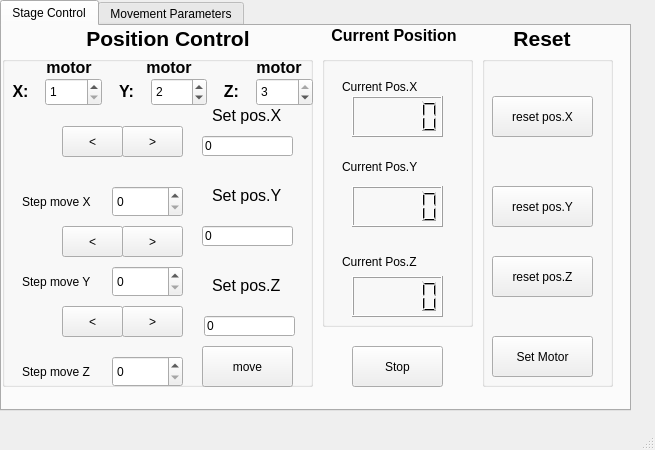
Qt form motor/GUI/XYZWidget.ui (zhixing1996/pytct) before a commit.
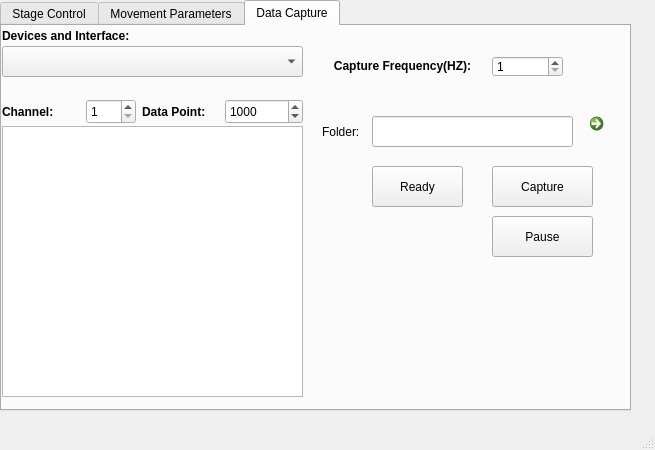
The same form after that commit. The open tabs and pages were chosen to show the change.

Commit message: capture data with TCT stage posotion,without test

```diff
--- a/motor/GUI/XYZWidget.ui
+++ b/motor/GUI/XYZWidget.ui
@@ -1346,6 +1346,233 @@
       </widget>
      </widget>
     </widget>
+    <widget class="QWidget" name="tab_3">
+     <attribute name="title">
+      <string>Data Capture</string>
+     </attribute>
+     <widget class="QCommandLinkButton" name="FolderSet">
+      <property name="geometry">
+       <rect>
+        <x>580</x>
+        <y>80</y>
+        <width>41</width>
+        <height>41</height>
+       </rect>
+      </property>
+      <property name="text">
+       <string/>
+      </property>
+     </widget>
+     <widget class="QPushButton" name="CaptureBut">
+      <property name="geometry">
+       <rect>
+        <x>490</x>
+        <y>140</y>
+        <width>101</width>
+        <height>41</height>
+       </rect>
+      </property>
+      <property name="text">
+       <string>Capture</string>
+      </property>
+     </widget>
+     <widget class="QLabel" name="label_39">
+      <property name="geometry">
+       <rect>
+        <x>320</x>
+        <y>90</y>
+        <width>51</width>
+        <height>31</height>
+       </rect>
+      </property>
+      <property name="text">
+       <string>Folder:</string>
+      </property>
+     </widget>
+     <widget class="QLineEdit" name="FolderText">
+      <property name="geometry">
+       <rect>
+        <x>370</x>
+        <y>90</y>
+        <width>201</width>
+        <height>31</height>
+       </rect>
+      </property>
+     </widget>
+     <widget class="QLabel" name="label_40">
+      <property name="geometry">
+       <rect>
+        <x>0</x>
+        <y>0</y>
+        <width>141</width>
+        <height>21</height>
+       </rect>
+      </property>
+      <property name="text">
+       <string>&lt;html&gt;&lt;head/&gt;&lt;body&gt;&lt;p&gt;&lt;span style=&quot; font-weight:600;&quot;&gt;Devices and Interface:&lt;/span&gt;&lt;/p&gt;&lt;/body&gt;&lt;/html&gt;</string>
+      </property>
+     </widget>
+     <widget class="QComboBox" name="Interface">
+      <property name="geometry">
+       <rect>
+        <x>0</x>
+        <y>20</y>
+        <width>301</width>
+        <height>31</height>
+       </rect>
+      </property>
+      <property name="currentText">
+       <string/>
+      </property>
+     </widget>
+     <widget class="QPushButton" name="ReadyBut">
+      <property name="geometry">
+       <rect>
+        <x>370</x>
+        <y>140</y>
+        <width>91</width>
+        <height>41</height>
+       </rect>
+      </property>
+      <property name="text">
+       <string>Ready</string>
+      </property>
+     </widget>
+     <widget class="QTextEdit" name="InfoText">
+      <property name="geometry">
+       <rect>
+        <x>0</x>
+        <y>100</y>
+        <width>301</width>
+        <height>271</height>
+       </rect>
+      </property>
+     </widget>
+     <widget class="QLabel" name="label_43">
+      <property name="geometry">
+       <rect>
+        <x>320</x>
+        <y>30</y>
+        <width>161</width>
+        <height>21</height>
+       </rect>
+      </property>
+      <property name="text">
+       <string>&lt;html&gt;&lt;head/&gt;&lt;body&gt;&lt;p align=&quot;center&quot;&gt;&lt;span style=&quot; font-weight:600;&quot;&gt;Capture Frequency(HZ):&lt;/span&gt;&lt;/p&gt;&lt;/body&gt;&lt;/html&gt;</string>
+      </property>
+     </widget>
+     <widget class="QSpinBox" name="Frequency">
+      <property name="geometry">
+       <rect>
+        <x>490</x>
+        <y>30</y>
+        <width>71</width>
+        <height>21</height>
+       </rect>
+      </property>
+      <property name="minimum">
+       <number>1</number>
+      </property>
+      <property name="maximum">
+       <number>1000</number>
+      </property>
+     </widget>
+     <widget class="QPushButton" name="CapturePause">
+      <property name="geometry">
+       <rect>
+        <x>490</x>
+        <y>190</y>
+        <width>101</width>
+        <height>41</height>
+       </rect>
+      </property>
+      <property name="text">
+       <string>Pause</string>
+      </property>
+     </widget>
+     <widget class="QWidget" name="">
+      <property name="geometry">
+       <rect>
+        <x>0</x>
+        <y>70</y>
+        <width>301</width>
+        <height>32</height>
+       </rect>
+      </property>
+      <layout class="QHBoxLayout" name="horizontalLayout_8">
+       <item>
+        <widget class="QLabel" name="label_41">
+         <property name="minimumSize">
+          <size>
+           <width>0</width>
+           <height>25</height>
+          </size>
+         </property>
+         <property name="text">
+          <string>&lt;html&gt;&lt;head/&gt;&lt;body&gt;&lt;p&gt;&lt;span style=&quot; font-weight:600;&quot;&gt;Channel:&lt;/span&gt;&lt;/p&gt;&lt;/body&gt;&lt;/html&gt;</string>
+         </property>
+        </widget>
+       </item>
+       <item>
+        <widget class="QSpinBox" name="Channel">
+         <property name="minimumSize">
+          <size>
+           <width>0</width>
+           <height>25</height>
+          </size>
+         </property>
+         <property name="maximumSize">
+          <size>
+           <width>50</width>
+           <height>16777215</height>
+          </size>
+         </property>
+         <property name="minimum">
+          <number>1</number>
+         </property>
+         <property name="maximum">
+          <number>4</number>
+         </property>
+         <property name="value">
+          <number>1</number>
+         </property>
+        </widget>
+       </item>
+       <item>
+        <widget class="QLabel" name="label_42">
+         <property name="minimumSize">
+          <size>
+           <width>0</width>
+           <height>25</height>
+          </size>
+         </property>
+         <property name="text">
+          <string>&lt;html&gt;&lt;head/&gt;&lt;body&gt;&lt;p&gt;&lt;span style=&quot; font-weight:600;&quot;&gt;Data Point:&lt;/span&gt;&lt;/p&gt;&lt;/body&gt;&lt;/html&gt;</string>
+         </property>
+        </widget>
+       </item>
+       <item>
+        <widget class="QSpinBox" name="Points">
+         <property name="minimumSize">
+          <size>
+           <width>0</width>
+           <height>25</height>
+          </size>
+         </property>
+         <property name="minimum">
+          <number>1</number>
+         </property>
+         <property name="maximum">
+          <number>99999</number>
+         </property>
+         <property name="value">
+          <number>1000</number>
+         </property>
+        </widget>
+       </item>
+      </layout>
+     </widget>
+    </widget>
    </widget>
   </widget>
   <widget class="QMenuBar" name="menubar">
```
The commit also changes 4 other files.
